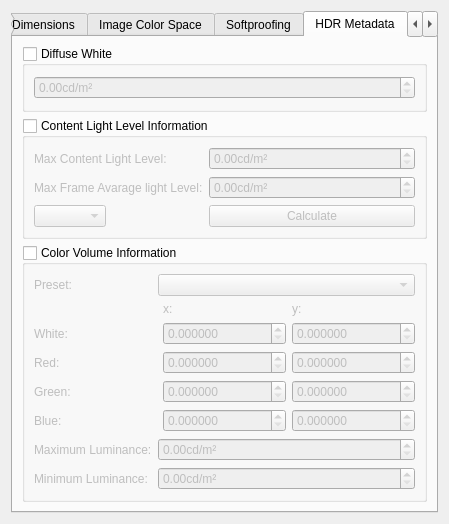
Old version of the form libs/ui/forms/wdgimageproperties.ui in the repository KDE/krita.
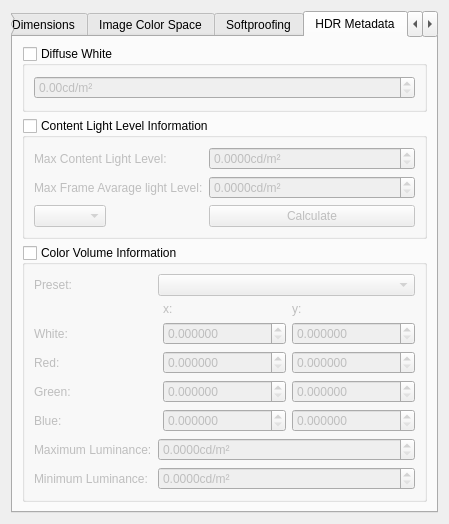
New version of the form. The open tabs and pages were chosen to show the change. Custom widgets are drawn as their Qt base class.

Commit message: Fix decimals in hdr metadata ui.

Diff of the .ui file:
```diff
--- a/libs/ui/forms/wdgimageproperties.ui
+++ b/libs/ui/forms/wdgimageproperties.ui
@@ -375,6 +375,9 @@
             <property name="suffix">
              <string>cd/m²</string>
             </property>
+            <property name="decimals">
+             <number>4</number>
+            </property>
             <property name="maximum">
              <double>10000.000000000000000</double>
             </property>
@@ -385,6 +388,9 @@
             <property name="suffix">
              <string>cd/m²</string>
             </property>
+            <property name="decimals">
+             <number>4</number>
+            </property>
             <property name="maximum">
              <double>10000.000000000000000</double>
             </property>
@@ -420,6 +426,9 @@
             <property name="suffix">
              <string>cd/m²</string>
             </property>
+            <property name="decimals">
+             <number>4</number>
+            </property>
             <property name="maximum">
              <double>10000.000000000000000</double>
             </property>
@@ -430,6 +439,12 @@
             <property name="suffix">
              <string>cd/m²</string>
             </property>
+            <property name="decimals">
+             <number>4</number>
+            </property>
+            <property name="singleStep">
+             <double>0.001000000000000</double>
+            </property>
            </widget>
           </item>
           <item row="1" column="0" colspan="2">
```
Left out of the diff: 9 changed lines with no effect on the pictures.
